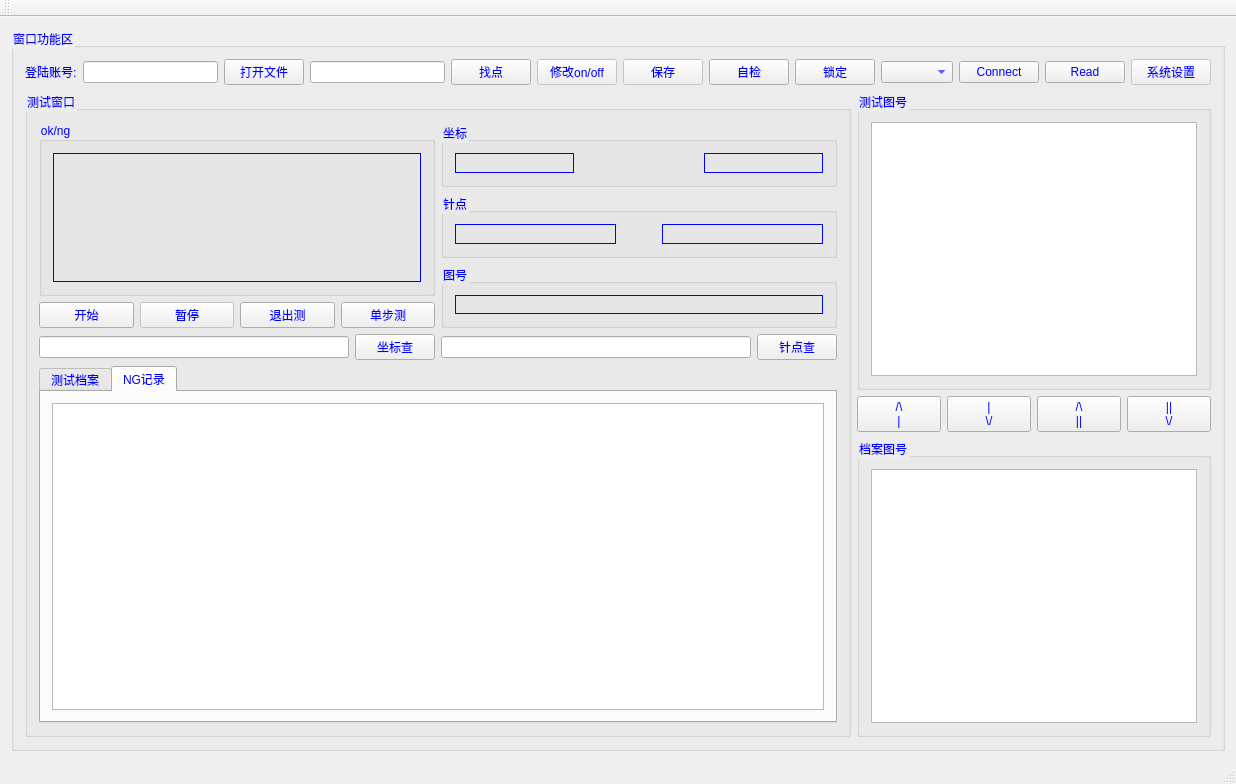
This is QIoTest/qiotest.ui in wymdrose/QIOTEST as Qt 5 draws it before an edit. The edited form follows.
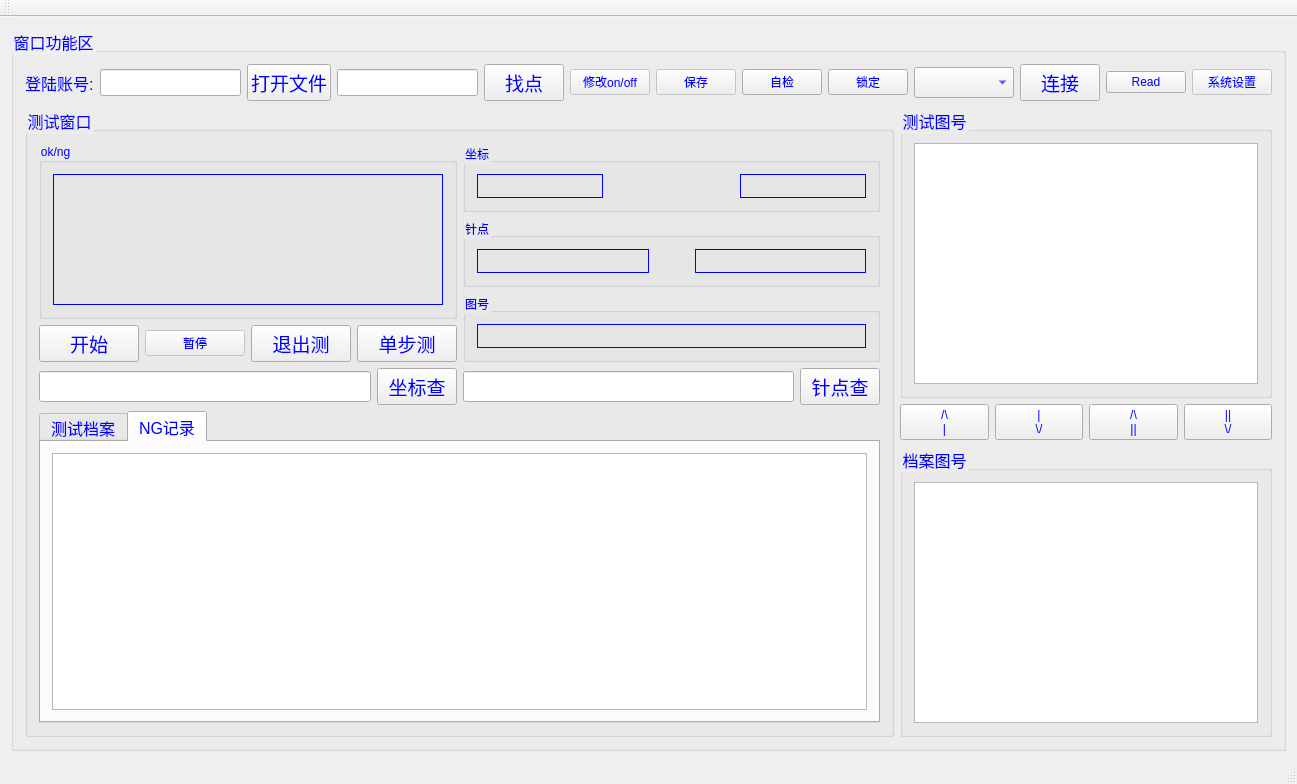
This is the edited form. Icons and pictures are not drawn.

Commit message: fix: update ui font size.

Patch:
```diff
--- a/QIoTest/qiotest.ui
+++ b/QIoTest/qiotest.ui
@@ -6,7 +6,7 @@
    <rect>
     <x>0</x>
     <y>0</y>
-    <width>1236</width>
+    <width>1297</width>
     <height>784</height>
    </rect>
   </property>
@@ -22,6 +22,11 @@
      <layout class="QGridLayout" name="gridLayout">
       <item row="0" column="0">
        <widget class="QGroupBox" name="groupBox">
+        <property name="font">
+         <font>
+          <pointsize>12</pointsize>
+         </font>
+        </property>
         <property name="styleSheet">
          <string notr="true">color: rgb(0, 0, 255);</string>
         </property>
@@ -35,6 +40,11 @@
             <layout class="QGridLayout" name="gridLayout_14" columnstretch="7,3">
              <item row="0" column="0">
               <widget class="QGroupBox" name="groupBox_2">
+               <property name="font">
+                <font>
+                 <pointsize>12</pointsize>
+                </font>
+               </property>
                <property name="title">
                 <string>测试窗口</string>
                </property>
@@ -46,7 +56,7 @@
                     <item row="0" column="0">
                      <layout class="QHBoxLayout" name="horizontalLayout_6">
                       <item>
-                       <layout class="QVBoxLayout" name="verticalLayout_2">
+                       <layout class="QVBoxLayout" name="verticalLayout_2" stretch="3,1">
                         <item>
                          <widget class="QGroupBox" name="groupBox_4">
                           <property name="styleSheet">
@@ -73,6 +83,17 @@
                          <layout class="QHBoxLayout" name="horizontalLayout_4">
                           <item>
                            <widget class="QPushButton" name="pushButtonStart">
+                            <property name="sizePolicy">
+                             <sizepolicy hsizetype="Minimum" vsizetype="Fixed">
+                              <horstretch>0</horstretch>
+                              <verstretch>0</verstretch>
+                             </sizepolicy>
+                            </property>
+                            <property name="font">
+                             <font>
+                              <pointsize>14</pointsize>
+                             </font>
+                            </property>
                             <property name="text">
                              <string>开始</string>
                             </property>
@@ -102,6 +123,11 @@
                           </item>
                           <item>
                            <widget class="QPushButton" name="pushButtonExit">
+                            <property name="font">
+                             <font>
+                              <pointsize>14</pointsize>
+                             </font>
+                            </property>
                             <property name="text">
                              <string>退出测</string>
                             </property>
@@ -118,6 +144,11 @@
                             <property name="enabled">
                              <bool>true</bool>
                             </property>
+                            <property name="font">
+                             <font>
+                              <pointsize>14</pointsize>
+                             </font>
+                            </property>
                             <property name="text">
                              <string>单步测</string>
                             </property>
@@ -148,6 +179,11 @@
                             <layout class="QHBoxLayout" name="horizontalLayout_2">
                              <item>
                               <widget class="QLabel" name="labelCoordinateL">
+                               <property name="font">
+                                <font>
+                                 <pointsize>14</pointsize>
+                                </font>
+                               </property>
                                <property name="frameShape">
                                 <enum>QFrame::Box</enum>
                                </property>
@@ -168,6 +204,11 @@
                              </item>
                              <item>
                               <widget class="QLabel" name="labelCoordinateR">
+                               <property name="font">
+                                <font>
+                                 <pointsize>14</pointsize>
+                                </font>
+                               </property>
                                <property name="frameShape">
                                 <enum>QFrame::Box</enum>
                                </property>
@@ -194,6 +235,11 @@
                             <layout class="QHBoxLayout" name="horizontalLayout_3">
                              <item>
                               <widget class="QLabel" name="labelPinL">
+                               <property name="font">
+                                <font>
+                                 <pointsize>14</pointsize>
+                                </font>
+                               </property>
                                <property name="frameShape">
                                 <enum>QFrame::Box</enum>
                                </property>
@@ -220,6 +266,11 @@
                              </item>
                              <item>
                               <widget class="QLabel" name="labelPinR">
+                               <property name="font">
+                                <font>
+                                 <pointsize>14</pointsize>
+                                </font>
+                               </property>
                                <property name="frameShape">
                                 <enum>QFrame::Box</enum>
                                </property>
@@ -244,6 +295,11 @@
                           <layout class="QGridLayout" name="gridLayout_5">
                            <item row="0" column="0">
                             <widget class="QLabel" name="labelCategory">
+                             <property name="font">
+                              <font>
+                               <pointsize>14</pointsize>
+                              </font>
+                             </property>
                              <property name="frameShape">
                               <enum>QFrame::Box</enum>
                              </property>
@@ -266,6 +322,11 @@
                         <property name="enabled">
                          <bool>true</bool>
                         </property>
+                        <property name="font">
+                         <font>
+                          <pointsize>14</pointsize>
+                         </font>
+                        </property>
                         <property name="layoutDirection">
                          <enum>Qt::LeftToRight</enum>
                         </property>
@@ -282,6 +343,17 @@
                         <property name="enabled">
                          <bool>true</bool>
                         </property>
+                        <property name="sizePolicy">
+                         <sizepolicy hsizetype="Minimum" vsizetype="Preferred">
+                          <horstretch>0</horstretch>
+                          <verstretch>0</verstretch>
+                         </sizepolicy>
+                        </property>
+                        <property name="font">
+                         <font>
+                          <pointsize>14</pointsize>
+                         </font>
+                        </property>
                         <property name="text">
                          <string>坐标查</string>
                         </property>
@@ -292,6 +364,11 @@
                         <property name="enabled">
                          <bool>true</bool>
                         </property>
+                        <property name="font">
+                         <font>
+                          <pointsize>14</pointsize>
+                         </font>
+                        </property>
                         <property name="alignment">
                          <set>Qt::AlignRight|Qt::AlignTrailing|Qt::AlignVCenter</set>
                         </property>
@@ -302,6 +379,11 @@
                         <property name="enabled">
                          <bool>true</bool>
                         </property>
+                        <property name="font">
+                         <font>
+                          <pointsize>14</pointsize>
+                         </font>
+                        </property>
                         <property name="text">
                          <string>针点查</string>
                         </property>
@@ -313,6 +395,11 @@
                   </item>
                   <item row="1" column="0">
                    <widget class="QTabWidget" name="tabWidget">
+                    <property name="font">
+                     <font>
+                      <pointsize>12</pointsize>
+                     </font>
+                    </property>
                     <property name="styleSheet">
                      <string notr="true">color: rgb(0, 0, 255);</string>
                     </property>
@@ -340,6 +427,11 @@
                      <layout class="QGridLayout" name="gridLayout_13">
                       <item row="0" column="0">
                        <widget class="QTableWidget" name="tableWidgetNg">
+                        <property name="font">
+                         <font>
+                          <pointsize>12</pointsize>
+                         </font>
+                        </property>
                         <property name="selectionBehavior">
                          <enum>QAbstractItemView::SelectRows</enum>
                         </property>
@@ -406,6 +498,11 @@
                </item>
                <item row="0" column="0">
                 <widget class="QGroupBox" name="groupBox_3">
+                 <property name="font">
+                  <font>
+                   <pointsize>12</pointsize>
+                  </font>
+                 </property>
                  <property name="styleSheet">
                   <string notr="true">color: rgb(0, 0, 255);</string>
                  </property>
@@ -415,6 +512,11 @@
                  <layout class="QGridLayout" name="gridLayout_2">
                   <item row="0" column="0">
                    <widget class="QListWidget" name="listWidgetUp">
+                    <property name="font">
+                     <font>
+                      <pointsize>12</pointsize>
+                     </font>
+                    </property>
                     <property name="styleSheet">
                      <string notr="true">color: rgb(0, 85, 0);</string>
                     </property>
@@ -425,6 +527,11 @@
                </item>
                <item row="2" column="0">
                 <widget class="QGroupBox" name="groupBox_8">
+                 <property name="font">
+                  <font>
+                   <pointsize>12</pointsize>
+                  </font>
+                 </property>
                  <property name="styleSheet">
                   <string notr="true">color: rgb(0, 0, 255);</string>
                  </property>
@@ -434,6 +541,11 @@
                  <layout class="QGridLayout" name="gridLayout_3">
                   <item row="0" column="0">
                    <widget class="QListWidget" name="listWidgetDown">
+                    <property name="font">
+                     <font>
+                      <pointsize>12</pointsize>
+                     </font>
+                    </property>
                     <property name="styleSheet">
                      <string notr="true">color: rgb(255, 0, 0);</string>
                     </property>
@@ -450,26 +562,59 @@
             <layout class="QGridLayout" name="gridLayout_17">
              <item row="0" column="0">
               <widget class="QLabel" name="label">
+               <property name="font">
+                <font>
+                 <pointsize>12</pointsize>
+                </font>
+               </property>
                <property name="text">
                 <string>登陆账号:</string>
                </property>
               </widget>
              </item>
              <item row="0" column="1">
-              <widget class="QLineEdit" name="lineEdit_login"/>
+              <widget class="QLineEdit" name="lineEdit_login">
+               <property name="font">
+                <font>
+                 <pointsize>12</pointsize>
+                </font>
+               </property>
+              </widget>
              </item>
              <item row="0" column="2">
               <widget class="QPushButton" name="pushButtonOpenFile">
+               <property name="sizePolicy">
+                <sizepolicy hsizetype="Minimum" vsizetype="Preferred">
+                 <horstretch>0</horstretch>
+                 <verstretch>0</verstretch>
+                </sizepolicy>
+               </property>
+               <property name="font">
+                <font>
+                 <pointsize>14</pointsize>
+                </font>
+               </property>
                <property name="text">
                 <string>打开文件</string>
                </property>
               </widget>
              </item>
              <item row="0" column="3">
-              <widget class="QLineEdit" name="lineEdit_path"/>
+              <widget class="QLineEdit" name="lineEdit_path">
+               <property name="font">
+                <font>
+                 <pointsize>12</pointsize>
+                </font>
+               </property>
+              </widget>
              </item>
              <item row="0" column="4">
               <widget class="QPushButton" name="pushButtonFindpoint">
+               <property name="font">
+                <font>
+                 <pointsize>14</pointsize>
+                </font>
+               </property>
                <property name="text">
                 <string>找点</string>
                </property>
@@ -510,12 +655,23 @@
               </widget>
              </item>
              <item row="0" column="9">
-              <widget class="QComboBox" name="comboBox"/>
+              <widget class="QComboBox" name="comboBox">
+               <property name="font">
+                <font>
+                 <pointsize>14</pointsize>
+                </font>
+               </property>
+              </widget>
              </item>
              <item row="0" column="10">
               <widget class="QPushButton" name="pushButtonConnect">
+               <property name="font">
+                <font>
+                 <pointsize>14</pointsize>
+                </font>
+               </property>
                <property name="text">
-                <string>Connect</string>
+                <string>连接</string>
                </property>
               </widget>
              </item>
```
Left out of the diff: 7 changed lines with no effect on the pictures. The commit also changes 3 other files.
